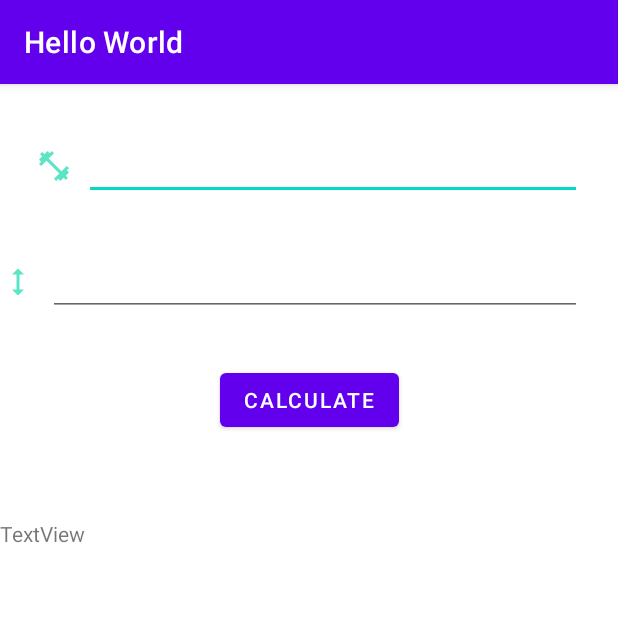
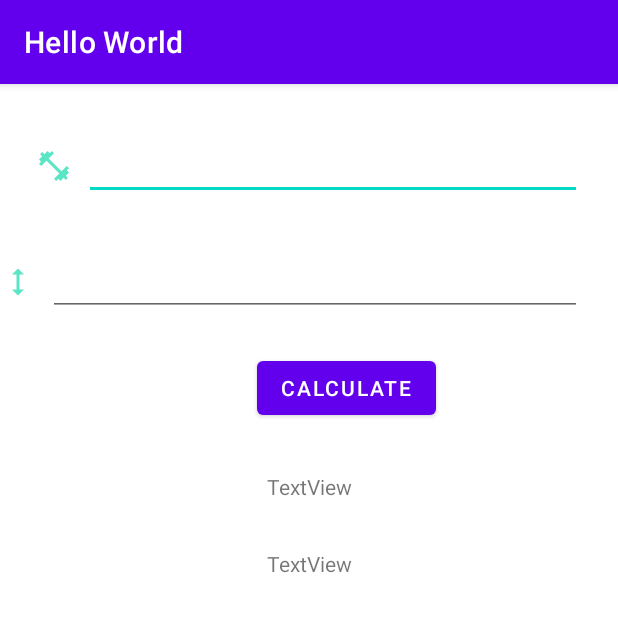
Before and after one commit to naleesther/HelloWorld1, an Android app: the BMICalculatorActivity screen opened directly, with no data from a screen before it, on a phone screen of 412 x 824 dp, the top half of it. Run offline under Robolectric (Android 15) with nearby library versions, the phone set to English and light mode, and no system bars.

Commit message:
first commit

```diff
--- a/app/src/main/res/layout/activity_bmicalculator.xml
+++ b/app/src/main/res/layout/activity_bmicalculator.xml
@@ -54,19 +54,31 @@
         android:id="@+id/btnCalculate"
         android:layout_width="wrap_content"
         android:layout_height="wrap_content"
-        android:layout_marginTop="32dp"
+        android:layout_marginTop="24dp"
         android:text="Calculate"
         app:layout_constraintEnd_toEndOf="parent"
+        app:layout_constraintHorizontal_bias="0.586"
         app:layout_constraintStart_toStartOf="parent"
         app:layout_constraintTop_toBottomOf="@+id/etHeight" />
 
     <TextView
-        android:id="@+id/textView2"
+        android:id="@+id/textView3"
         android:layout_width="wrap_content"
         android:layout_height="wrap_content"
-        android:layout_marginTop="55dp"
+        android:layout_marginTop="32dp"
         android:text="TextView"
-        app:layout_constraintTop_toBottomOf="@+id/btnCalculate"
-        tools:layout_editor_absoluteX="172dp" />
+        app:layout_constraintEnd_toEndOf="parent"
+        app:layout_constraintStart_toStartOf="parent"
+        app:layout_constraintTop_toBottomOf="@+id/btnCalculate" />
+
+    <TextView
+        android:id="@+id/tvResult"
+        android:layout_width="wrap_content"
+        android:layout_height="wrap_content"
+        android:layout_marginTop="32dp"
+        android:text="TextView"
+        app:layout_constraintEnd_toEndOf="parent"
+        app:layout_constraintStart_toStartOf="parent"
+        app:layout_constraintTop_toBottomOf="@+id/textView3" />
 
 </androidx.constraintlayout.widget.ConstraintLayout>
--- a/app/src/main/res/layout/activity_main.xml
+++ b/app/src/main/res/layout/activity_main.xml
@@ -2,7 +2,6 @@
 <androidx.constraintlayout.widget.ConstraintLayout xmlns:android="http://schemas.android.com/apk/res/android"
     xmlns:app="http://schemas.android.com/apk/res-auto"
     xmlns:tools="http://schemas.android.com/tools"
-    android:id="@+id/btnBmi"
     android:layout_width="match_parent"
     android:layout_height="match_parent"
     tools:context=".MainActivity">
```
